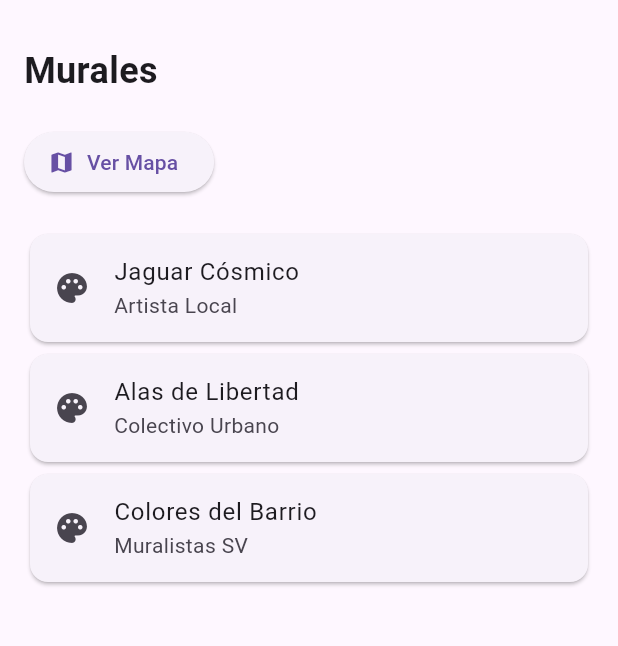
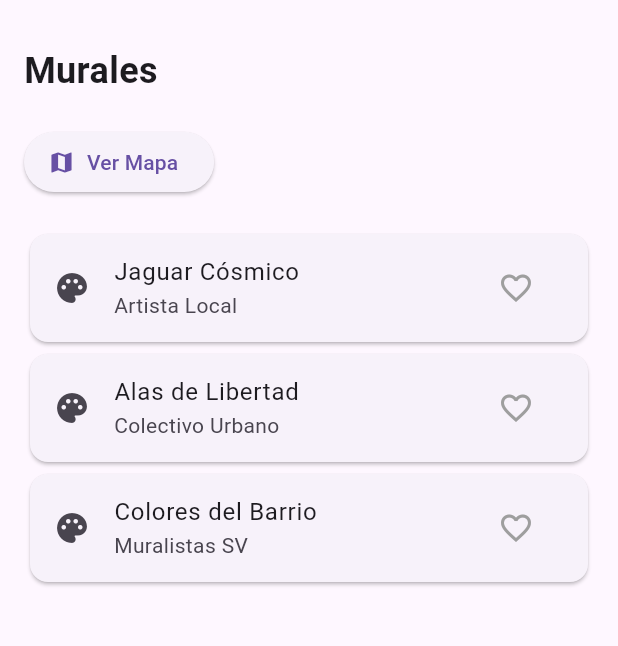
Before and after one commit to josueZepeda1993/graffiti-explorer, a Flutter app: the screen it shows after launch, on a phone screen of 412 x 824 dp, the part 63-709 px from its top. Run offline on Flutter 3.47's test engine with Material 3 defaults, Android fonts, the phone set to English and light mode, and no system bars.

Commit message:
Implementacion de favoritos y caracteristicas usando statefull widgets

```diff
--- a/lib/screens/home_screen.dart
+++ b/lib/screens/home_screen.dart
@@ -3,10 +3,16 @@ import 'package:flutter/material.dart';
 import 'mural_detail_screen.dart';
 import '../data/murals_data.dart';
 import 'map_screen.dart';
+import '../services/favorites_service.dart';
 
-class HomeScreen extends StatelessWidget {
+class HomeScreen extends StatefulWidget {
   const HomeScreen({super.key});
 
+  @override
+  State<HomeScreen> createState() => _HomeScreenState();
+
+}
+class _HomeScreenState extends State<HomeScreen>{
   @override
   Widget build(BuildContext context) {
     return Scaffold(
@@ -54,6 +60,22 @@ class HomeScreen extends StatelessWidget {
                     title: Text(mural.nombre),
                     subtitle: Text(mural.artista),
 
+                    trailing: IconButton(
+                      icon: Icon(
+                        FavoritesService.esFavorito(mural.nombre)
+                          ? Icons.favorite
+                          : Icons.favorite_border,
+                        color: FavoritesService.esFavorito(mural.nombre)
+                          ? Colors.red
+                          : Colors.grey,
+                      ),
+                      onPressed: () {
+                        setState(() {
+                          FavoritesService.toggleFavorito(mural.nombre);
+                        });
+                      },
+                    ),
+
                     onTap: () {
                       Navigator.push(
                         context,
--- /dev/null
+++ b/lib/services/favorites_service.dart
@@ -0,0 +1,23 @@
+class FavoritesService {
+
+  static final Set<String> _favoritos = {};
+
+  static bool esFavorito(String nombre) {
+    return _favoritos.contains(nombre);
+  }
+
+  static void toggleFavorito(String nombre) {
+
+    if (_favoritos.contains(nombre)) {
+      _favoritos.remove(nombre);
+    } else {
+      _favoritos.add(nombre);
+    }
+
+  }
+
+  static List<String> obtenerFavoritos() {
+    return _favoritos.toList();
+  }
+
+}
```
